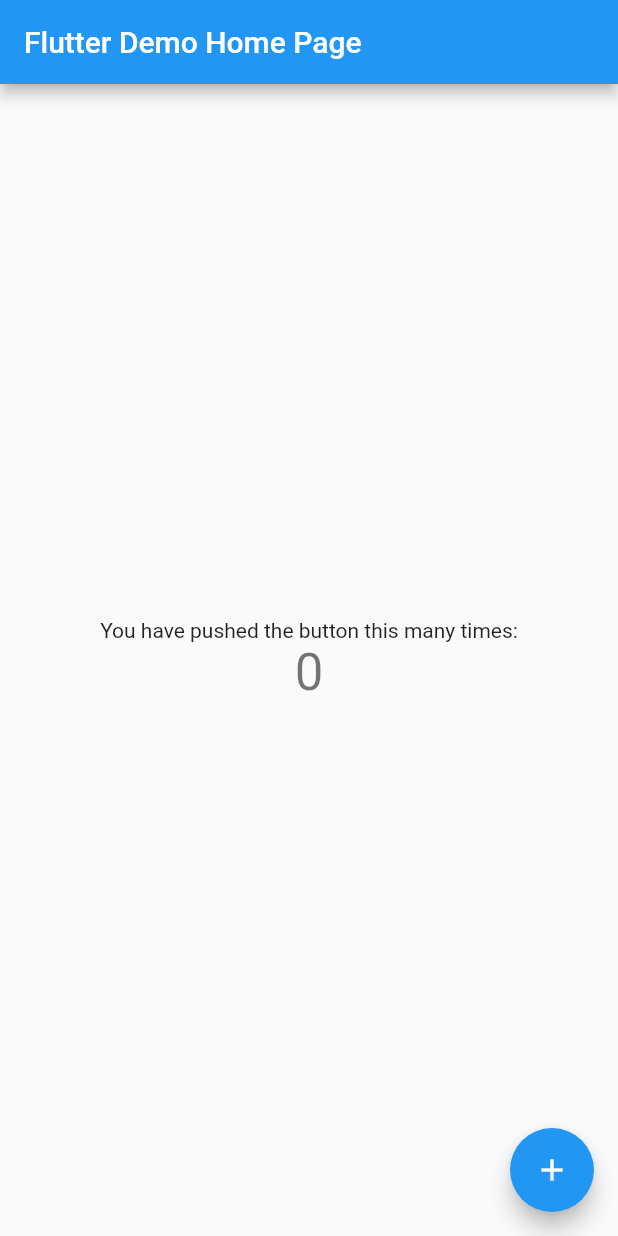
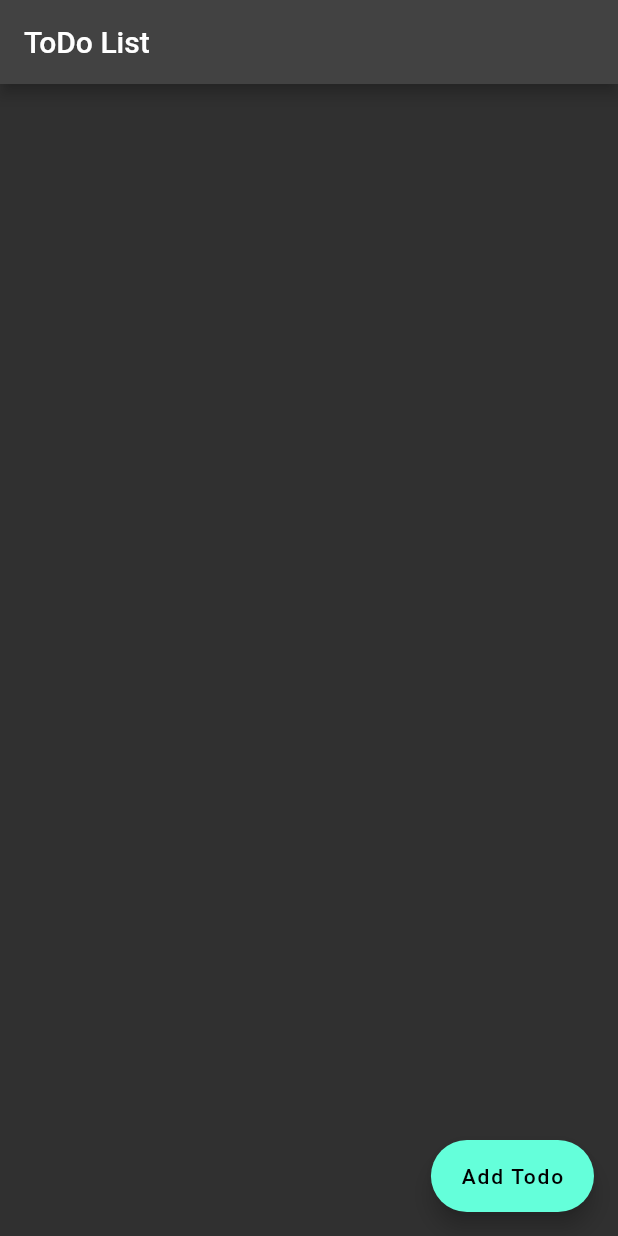
Before and after one commit to ArindaAnthony/TodoApp, a Flutter app: the screen it shows after launch, on a phone screen of 412 x 824 dp. Run offline on Flutter 3.47's test engine with Material 2 defaults, Android fonts, the phone set to English and light mode, and no system bars.

Commit message:
post and fechdata methods

```diff
--- /dev/null
+++ b/lib/ToDoPage.dart
@@ -0,0 +1,69 @@
+import 'dart:convert';
+
+import 'package:flutter/material.dart';
+import 'package:http/http.dart'as http;
+
+class ToDoPage extends StatefulWidget {
+  const ToDoPage({Key? key}) : super(key: key);
+
+  @override
+  State<ToDoPage> createState() => _ToDoPageState();
+}
+
+class _ToDoPageState extends State<ToDoPage> {
+  List items=[];
+  @override
+  Widget build(BuildContext context) {
+    return Scaffold(
+      appBar: AppBar(
+        title: const Text("ToDo List"),
+      ),
+      body: RefreshIndicator(
+        onRefresh: fetchData,
+        child: ListView.builder(
+          itemCount:  items.length,
+                itemBuilder: (context, index){
+            final item=items[index];
+                  return ListTile(
+                    leading: CircleAvatar(child: Text('${index+1}'),),
+                    title: Text(item['title']),
+                    subtitle: Text(item['description']),
+                  );
+                }
+            ),
+      ),
+      floatingActionButton: FloatingActionButton.extended(
+          onPressed: () {
+            Navigator.of(context).pushNamed('/second');
+          },
+          label: const Text("Add Todo")
+      ),
+    );
+  }
+  Future<void> fetchData() async{
+    const url= 'https://api.nstack.in/v1/todos?page=1&limit=10';
+    final uri=Uri.parse(url);
+    final response= await http.get(uri);
+    if (response.statusCode==200) {
+      final json= jsonDecode(response.body)as Map;
+      final result = json['items'] as List;
+      setState(() {
+        items=result;
+      });
+      showSuccessMessage("Creation Successful");
+    }
+    else{
+      showErrorMessage("Creation Failed");
+    }
+  }
+  void showSuccessMessage(String message){
+    final snackBar=SnackBar(content: Text(message));
+    ScaffoldMessenger.of(context).showSnackBar(snackBar);
+  }
+  void showErrorMessage(String message){
+
+    final snackBar=SnackBar(content: Text(message),
+      backgroundColor: Colors.red,);
+    ScaffoldMessenger.of(context).showSnackBar(snackBar);
+  }
+}
--- a/lib/main.dart
+++ b/lib/main.dart
@@ -1,115 +1,23 @@
 import 'package:flutter/material.dart';
-
-void main() {
+import 'package:todo_app/ToDoPage.dart';
+import 'package:todo_app/route_generator.dart';
+void main(){
   runApp(const MyApp());
 }
 
 class MyApp extends StatelessWidget {
-  const MyApp({super.key});
+  const MyApp({Key? key}) : super(key: key);
 
-  // This widget is the root of your application.
   @override
   Widget build(BuildContext context) {
+
     return MaterialApp(
-      title: 'Flutter Demo',
-      theme: ThemeData(
-        // This is the theme of your application.
-        //
-        // Try running your application with "flutter run". You'll see the
-        // application has a blue toolbar. Then, without quitting the app, try
-        // changing the primarySwatch below to Colors.green and then invoke
-        // "hot reload" (press "r" in the console where you ran "flutter run",
-        // or simply save your changes to "hot reload" in a Flutter IDE).
-        // Notice that the counter didn't reset back to zero; the application
-        // is not restarted.
-        primarySwatch: Colors.blue,
-      ),
-      home: const MyHomePage(title: 'Flutter Demo Home Page'),
+      debugShowCheckedModeBanner: false,
+      theme: ThemeData.dark(),
+      home: const  ToDoPage(),
+      initialRoute: '/',
+      onGenerateRoute: RouteGenerator.generatorRoute,
+
     );
   }
 }
-
-class MyHomePage extends StatefulWidget {
-  const MyHomePage({super.key, required this.title});
-
-  // This widget is the home page of your application. It is stateful, meaning
-  // that it has a State object (defined below) that contains fields that affect
-  // how it looks.
-
-  // This class is the configuration for the state. It holds the values (in this
-  // case the title) provided by the parent (in this case the App widget) and
-  // used by the build method of the State. Fields in a Widget subclass are
-  // always marked "final".
-
-  final String title;
-
-  @override
-  State<MyHomePage> createState() => _MyHomePageState();
-}
-
-class _MyHomePageState extends State<MyHomePage> {
-  int _counter = 0;
-
-  void _incrementCounter() {
-    setState(() {
-      // This call to setState tells the Flutter framework that something has
-      // changed in this State, which causes it to rerun the build method below
-      // so that the display can reflect the updated values. If we changed
-      // _counter without calling setState(), then the build method would not be
-      // called again, and so nothing would appear to happen.
-      _counter++;
-    });
-  }
-
-  @override
-  Widget build(BuildContext context) {
-    // This method is rerun every time setState is called, for instance as done
-    // by the _incrementCounter method above.
-    //
-    // The Flutter framework has been optimized to make rerunning build methods
-    // fast, so that you can just rebuild anything that needs updating rather
-    // than having to individually change instances of widgets.
-    return Scaffold(
-      appBar: AppBar(
-        // Here we take the value from the MyHomePage object that was created by
-        // the App.build method, and use it to set our appbar title.
-        title: Text(widget.title),
-      ),
-      body: Center(
-        // Center is a layout widget. It takes a single child and positions it
-        // in the middle of the parent.
-        child: Column(
-          // Column is also a layout widget. It takes a list of children and
-          // arranges them vertically. By default, it sizes itself to fit its
-          // children horizontally, and tries to be as tall as its parent.
-          //
-          // Invoke "debug painting" (press "p" in the console, choose the
-          // "Toggle Debug Paint" action from the Flutter Inspector in Android
-          // Studio, or the "Toggle Debug Paint" command in Visual Studio Code)
-          // to see the wireframe for each widget.
-          //
-          // Column has various properties to control how it sizes itself and
-          // how it positions its children. Here we use mainAxisAlignment to
-          // center the children vertically; the main axis here is the vertical
-          // axis because Columns are vertical (the cross axis would be
-          // horizontal).
-          mainAxisAlignment: MainAxisAlignment.center,
-          children: <Widget>[
-            const Text(
-              'You have pushed the button this many times:',
-            ),
-            Text(
-              '$_counter',
-              style: Theme.of(context).textTheme.headlineMedium,
-            ),
-          ],
-        ),
-      ),
-      floatingActionButton: FloatingActionButton(
-        onPressed: _incrementCounter,
-        tooltip: 'Increment',
-        child: const Icon(Icons.add),
-      ), // This trailing comma makes auto-formatting nicer for build methods.
-    );
-  }
-}
--- a/pubspec.yaml
+++ b/pubspec.yaml
@@ -35,6 +35,7 @@
   # The following adds the Cupertino Icons font to your application.
   # Use with the CupertinoIcons class for iOS style icons.
   cupertino_icons: ^1.0.2
+  http: ^0.13.6
 
 dev_dependencies:
   flutter_test:
```
Also changed, not shown: lib/ListPage.dart (added, +91 -0 lines), lib/route_generator.dart (added, +28 -0 lines), pubspec.lock.
